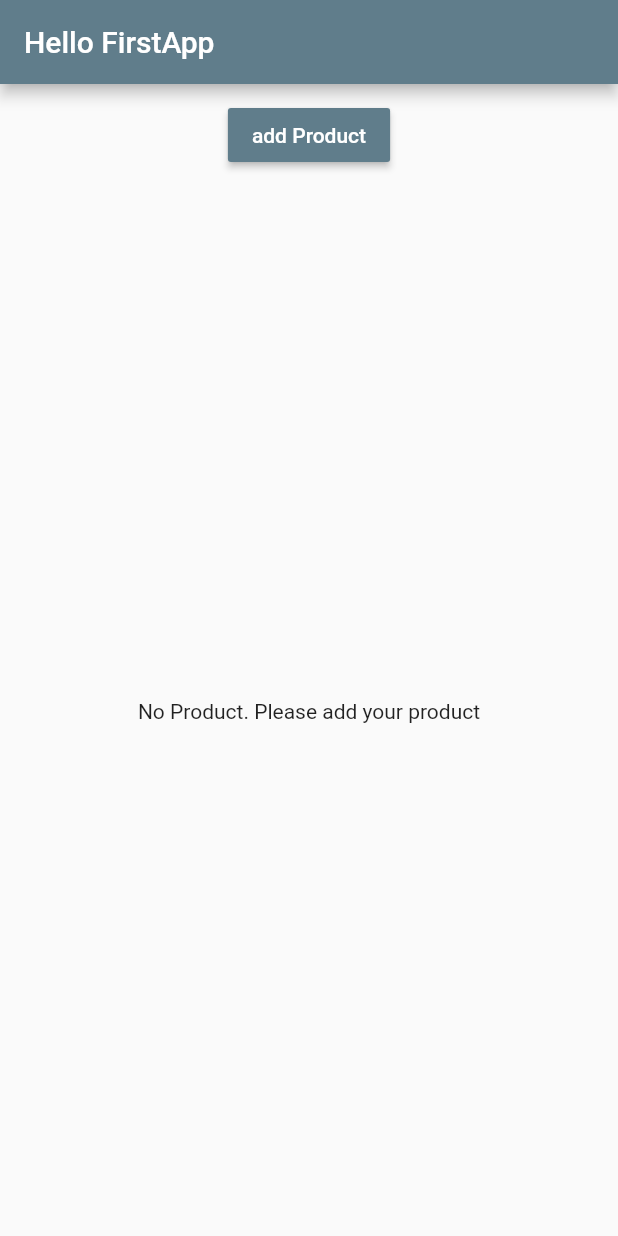
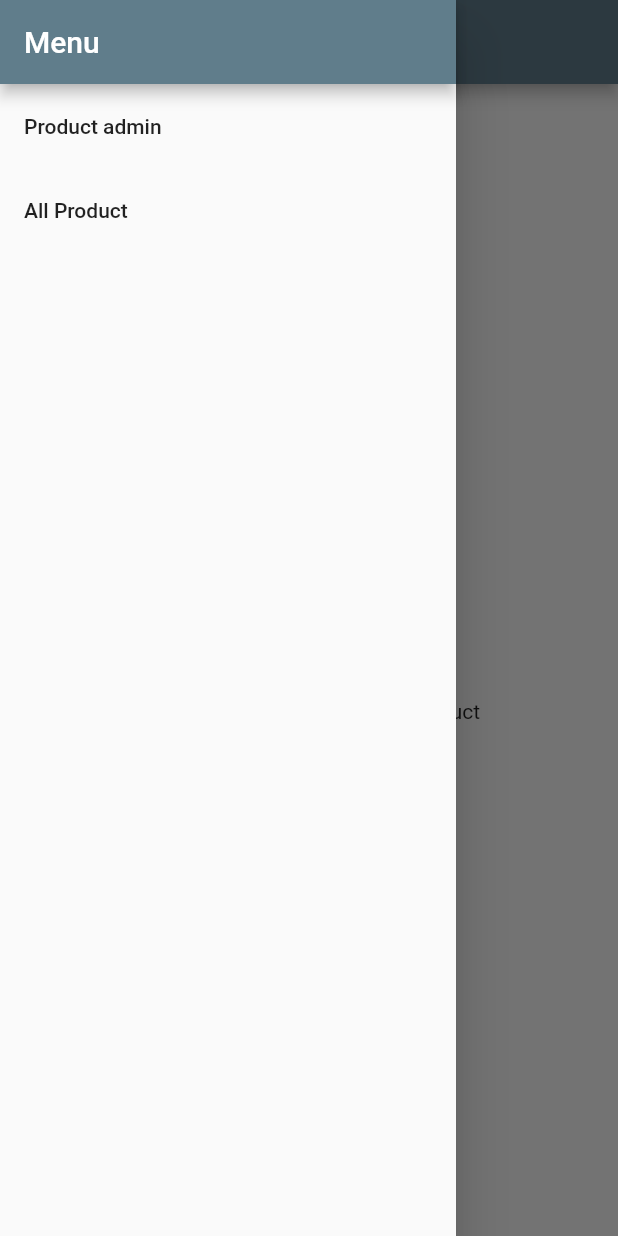
Before and after one commit to bankjirapan/FlutterFirstApp, a Flutter app: the HomePage screen opened directly, with the side drawer open (before the commit the screen has no drawer), on a phone screen of 412 x 824 dp. Run offline on Flutter 3.47's test engine with Material 2 defaults, Android fonts, the phone set to English and light mode, and no system bars.

```diff
--- a/firstapp/lib/main.dart
+++ b/firstapp/lib/main.dart
@@ -1,3 +1,4 @@
+import 'package:firstapp/pages/authen.dart';
 import 'package:firstapp/pages/home.dart';
 import 'package:flutter/material.dart';
 // import 'package:flutter/rendering.dart';
@@ -28,7 +29,7 @@ class _MyAppComponents extends State<MyApp> {
             brightness: Brightness.light,
             primarySwatch: Colors.blueGrey,
             accentColor: Colors.brown),
-        home: HomePage()
+        home: Authentication()
         );
   }
 }
--- a/firstapp/lib/pages/home.dart
+++ b/firstapp/lib/pages/home.dart
@@ -1,12 +1,40 @@
 import 'package:flutter/material.dart';
 import '../product_manager.dart';
+import './product_admin.dart';
+
 class HomePage extends StatelessWidget {
   @override
   Widget build(BuildContext context) {
-    return Scaffold(
-        appBar: AppBar(
-          title: Text('Hello FirstApp'),
-        ),
-        body: ProductManager());
+    return DefaultTabController(
+        length: 2,
+        child: Scaffold(
+            drawer: Drawer(
+              child: Column(
+                children: <Widget>[
+                  AppBar(
+                    automaticallyImplyLeading: false,
+                    title: Text("Menu"),
+                  ),
+                  ListTile(
+                    title: Text("Product admin"),
+                    onTap: () {
+                      Navigator.push(
+                          context,
+                          MaterialPageRoute(
+                              builder: (BuildContext context) =>
+                                  ProductAdminPage()));
+                    },
+                  ),
+                  ListTile(
+                    title: Text("All Product"),
+                    onTap: () {
+
+                    },
+                  )
+                ],
+              ),
+            ),
+            appBar: AppBar(title: Text('Hello FirstApp')),
+            body: ProductManager()));
   }
 }
--- /dev/null
+++ b/firstapp/lib/pages/product_list.dart
@@ -0,0 +1,10 @@
+import 'package:flutter/material.dart';
+
+class Product_ListPage extends StatelessWidget {
+  @override
+  Widget build(BuildContext context) {
+      return Center(
+      child: Text("Product List"),
+    );
+  }
+}
```
Also changed, not shown: firstapp/lib/pages/authen.dart (added, +25 -0 lines), firstapp/lib/pages/product_admin.dart (added, +52 -0 lines), firstapp/lib/pages/product_create.dart (added, +12 -0 lines).
